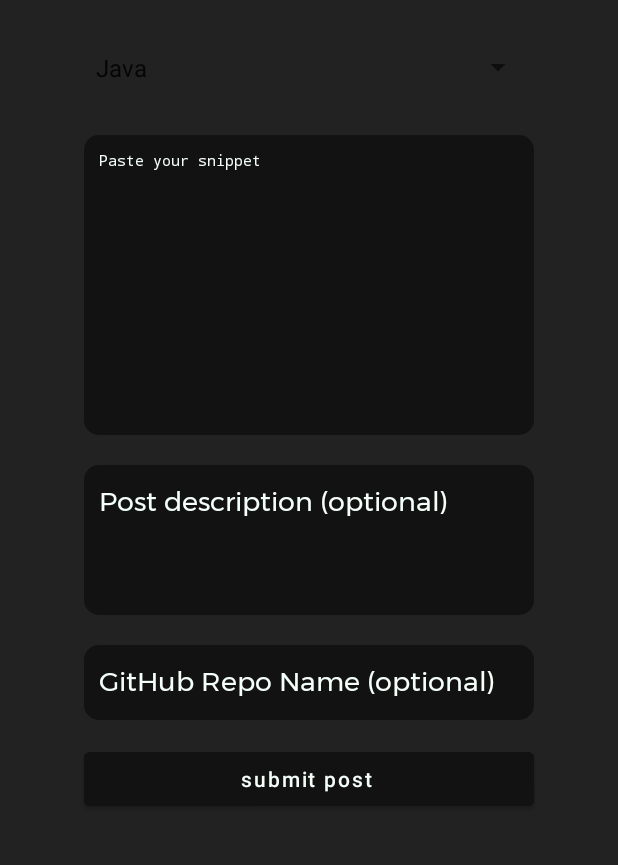
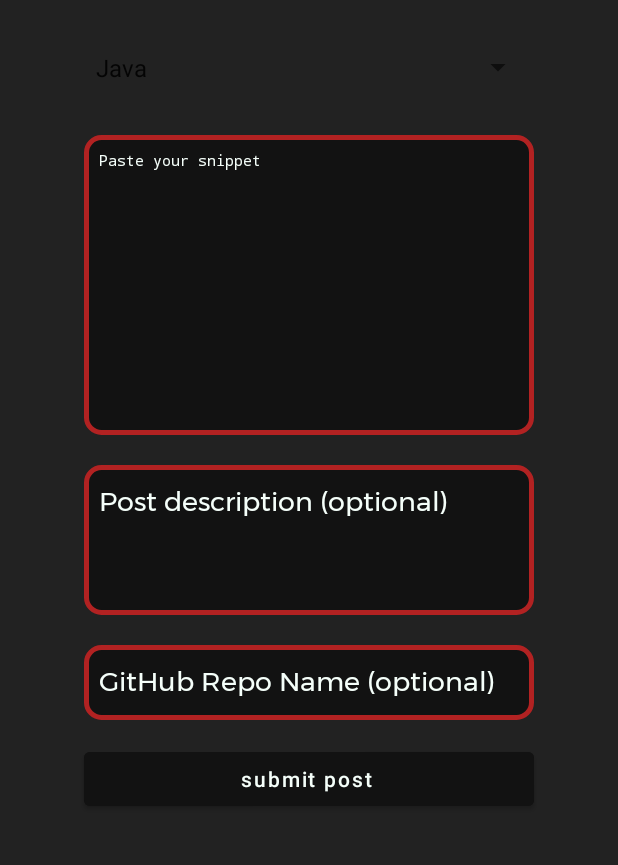
Before and after one commit to http-samc/CodeSwipe, an Android app: the PostActivity screen opened directly, with no data from a screen before it, on a phone screen of 412 x 824 dp, the part 206-1071 px from its top. Run offline under Robolectric (Android 15) with nearby library versions, the phone set to English and light mode, and no system bars; our stand-ins replace Firebase (no records; nobody signed in at launch, a user with empty details on screens opened directly).

Commit message:
added nice looking border around cards

```diff
--- a/android/app/src/main/res/drawable/rounded_borders.xml
+++ b/android/app/src/main/res/drawable/rounded_borders.xml
@@ -3,6 +3,7 @@
 <shape xmlns:android="http://schemas.android.com/apk/res/android"
     android:shape="rectangle"
     android:padding="10dp">
+    <stroke android:width="3dp" android:color="@color/title" />
 
     <solid android:color="@color/onBackground" />
     <corners
```
